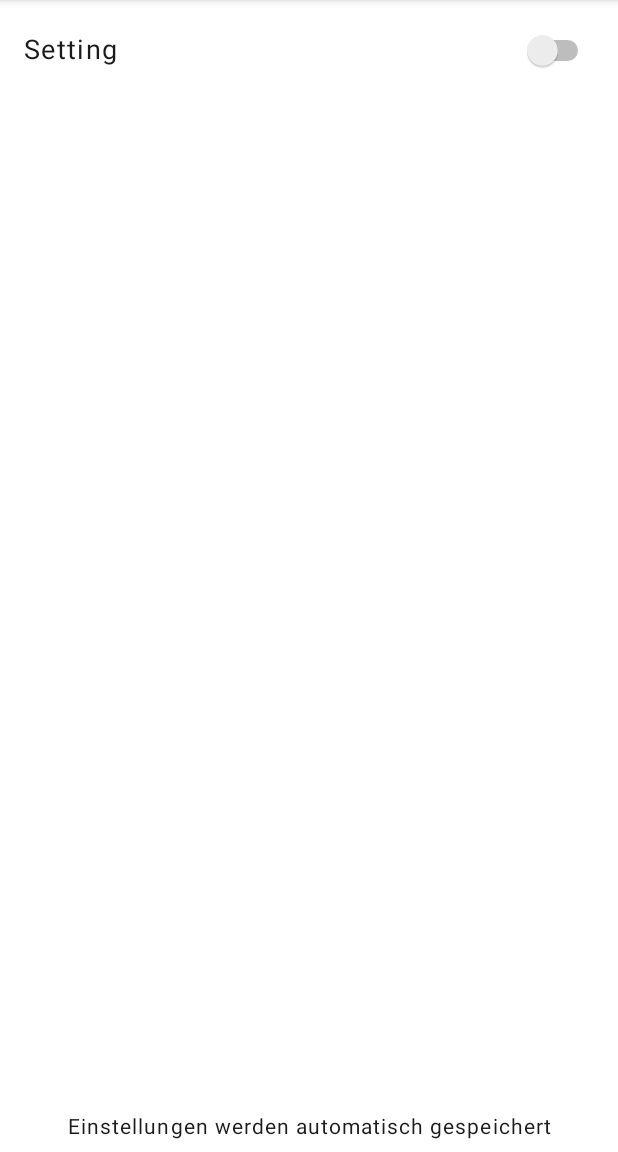
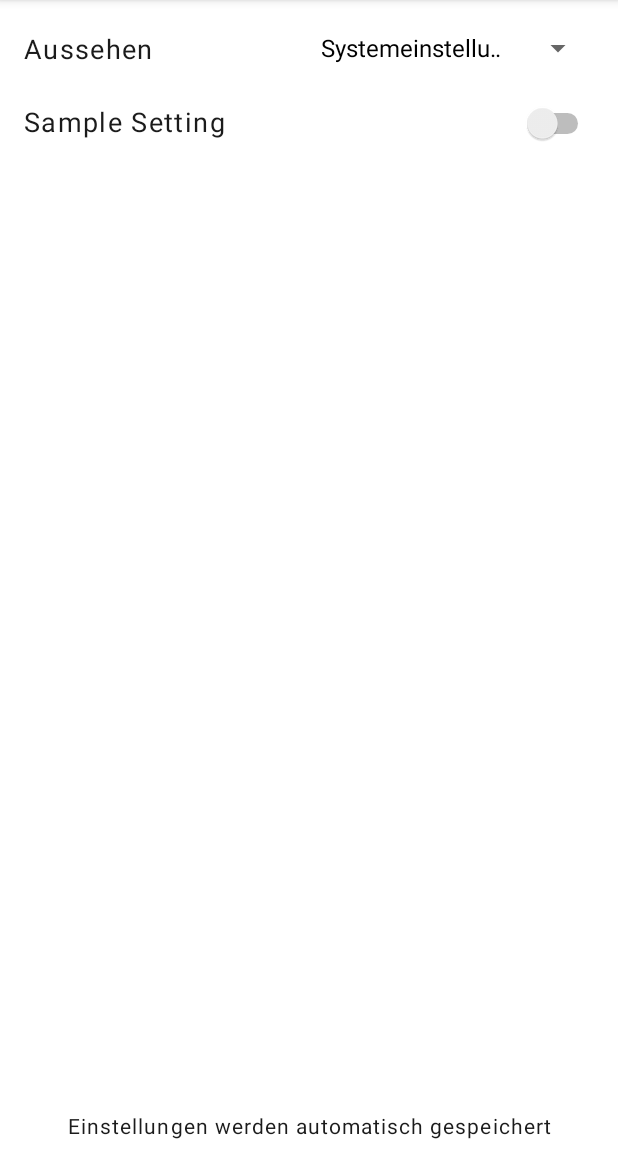
Before and after one commit to GalaxJann/AndroidCoronaOverview, an Android app: the screen it shows after launch (SettingsActivity), in the options menu, after a tap on "Einstellungen", on a phone screen of 412 x 824 dp, the part 84-1236 px from its top. Run offline under Robolectric (Android 15) with nearby library versions, the phone set to English and light mode, and no system bars.

```diff
--- a/CoronaOverview/app/src/main/AndroidManifest.xml
+++ b/CoronaOverview/app/src/main/AndroidManifest.xml
@@ -12,7 +12,7 @@
         android:supportsRtl="true"
         android:theme="@style/Theme.CoronaOverview">
         <activity android:name=".SettingsActivity"></activity>
-        <activity android:name=".MainActivity">
+        <activity android:name=".MainActivity" android:screenOrientation="portrait">
             <intent-filter>
                 <action android:name="android.intent.action.MAIN" />
 
--- a/CoronaOverview/app/src/main/java/com/jan/coronaoverview/MainActivity.java
+++ b/CoronaOverview/app/src/main/java/com/jan/coronaoverview/MainActivity.java
@@ -2,6 +2,7 @@ package com.jan.coronaoverview;
 
 import androidx.annotation.NonNull;
 import androidx.appcompat.app.AppCompatActivity;
+import androidx.appcompat.app.AppCompatDelegate;
 import androidx.fragment.app.Fragment;
 import androidx.fragment.app.FragmentTransaction;
 
@@ -9,30 +10,41 @@ import android.animation.ArgbEvaluator;
 import android.animation.ObjectAnimator;
 import android.animation.ValueAnimator;
 import android.content.Intent;
+import android.content.SharedPreferences;
 import android.graphics.drawable.ColorDrawable;
 import android.graphics.drawable.TransitionDrawable;
 import android.os.Bundle;
 import android.view.Menu;
 import android.view.MenuItem;
-import android.view.View;
 
 import com.google.android.material.bottomnavigation.BottomNavigationView;
 
 public class MainActivity extends AppCompatActivity {
 
-    private View mainView;
     private BottomNavigationView bottomNavigationView;
 
     private int colorActionBar;
     private int colorBottom;
+    private SharedPreferences spref;
 
     @Override
     protected void onCreate(Bundle savedInstanceState) {
         super.onCreate(savedInstanceState);
         setContentView(R.layout.activity_main);
 
-        this.mainView = this.findViewById(R.id.constraintLayout);
         bottomNavigationView = (BottomNavigationView)findViewById(R.id.bottomNavigationView);
+        spref = getSharedPreferences("values", 0);
+
+        //First Run Configuration
+        if(!spref.getBoolean("firstrun", false)) {
+            SharedPreferences.Editor editor = spref.edit();
+            editor.putInt("DarkMode", AppCompatDelegate.MODE_NIGHT_FOLLOW_SYSTEM);
+            editor.putBoolean("firstrun", true);
+            editor.commit();
+        }
+
+        //Set Dark-Mode Setting
+        AppCompatDelegate.setDefaultNightMode(spref.getInt("DarkMode", AppCompatDelegate.MODE_NIGHT_FOLLOW_SYSTEM));
 
         //Start on first entry
         getSupportFragmentManager().beginTransaction().replace(R.id.frameLayout, new RLPFragment()).commit();
@@ -160,6 +172,7 @@ public class MainActivity extends AppCompatActivity {
         if(id == R.id.itemSettings) {
             Intent intent = new Intent(MainActivity.this, SettingsActivity.class);
             startActivity(intent);
+            finish();
         }
         return super.onOptionsItemSelected(item);
     }
--- a/CoronaOverview/app/src/main/java/com/jan/coronaoverview/MykFragment.java
+++ b/CoronaOverview/app/src/main/java/com/jan/coronaoverview/MykFragment.java
@@ -41,7 +41,6 @@ public class MykFragment extends Fragment {
     private MaterialTextView per100k;
     private MaterialTextView textTimestamp;
 
-    // TODO: Rename parameter arguments, choose names that match
     // the fragment initialization parameters, e.g. ARG_ITEM_NUMBER
     private static final String ARG_PARAM1 = "param1";
     private static final String ARG_PARAM2 = "param2";
@@ -58,7 +57,6 @@ public class MykFragment extends Fragment {
      * @param param2 Parameter 2.
      * @return A new instance of fragment MykFragment.
      */
-    // TODO: Rename and change types and number of parameters
     public static MykFragment newInstance(String param1, String param2) {
         MykFragment fragment = new MykFragment();
         Bundle args = new Bundle();
--- a/CoronaOverview/app/src/main/java/com/jan/coronaoverview/RLPFragment.java
+++ b/CoronaOverview/app/src/main/java/com/jan/coronaoverview/RLPFragment.java
@@ -61,7 +61,6 @@ public class RLPFragment extends Fragment {
      * @param param2 Parameter 2.
      * @return A new instance of fragment RLPFragment.
      */
-    // TODO: Rename and change types and number of parameters
     public static RLPFragment newInstance(String param1, String param2) {
         RLPFragment fragment = new RLPFragment();
         Bundle args = new Bundle();
--- a/CoronaOverview/app/src/main/java/com/jan/coronaoverview/SettingsActivity.java
+++ b/CoronaOverview/app/src/main/java/com/jan/coronaoverview/SettingsActivity.java
@@ -2,27 +2,78 @@ package com.jan.coronaoverview;
 
 import androidx.annotation.RequiresApi;
 import androidx.appcompat.app.AppCompatActivity;
+import androidx.appcompat.app.AppCompatDelegate;
 import androidx.core.content.ContextCompat;
 
 import android.annotation.SuppressLint;
-import android.content.res.TypedArray;
-import android.graphics.Color;
+import android.content.Intent;
+import android.content.SharedPreferences;
 import android.graphics.drawable.ColorDrawable;
 import android.os.Build;
 import android.os.Bundle;
 import android.util.TypedValue;
-import android.widget.Toast;
+import android.view.View;
+import android.widget.AdapterView;
+import android.widget.ArrayAdapter;
+import android.widget.Spinner;
 
-import com.google.android.material.color.MaterialColors;
+import java.util.Set;
 
 public class SettingsActivity extends AppCompatActivity {
 
-    @RequiresApi(api = Build.VERSION_CODES.Q)
+    private Spinner spinnerDarkMode;
+    private SharedPreferences spref;
+    private int spinnerCounter = 0;
+
     @SuppressLint("ResourceType")
     @Override
     protected void onCreate(Bundle savedInstanceState) {
         super.onCreate(savedInstanceState);
         setContentView(R.layout.activity_settings);
+        //Variable definition
+        spinnerDarkMode = findViewById(R.id.spinnerDarkMode);
+        spref = getSharedPreferences("values", 0);
+
+        String[] arraySpinner = new String[] {"Systemeinstellung", "Dunkel", "Hell"};
+        ArrayAdapter<String> arrayAdapter = new ArrayAdapter<String>(this, android.R.layout.simple_spinner_dropdown_item, arraySpinner);
+        spinnerDarkMode.setAdapter(arrayAdapter);
+        if(spref.getInt("DarkMode", AppCompatDelegate.MODE_NIGHT_FOLLOW_SYSTEM) == AppCompatDelegate.MODE_NIGHT_YES) {
+            spinnerDarkMode.setSelection(1);
+        } else if(spref.getInt("DarkMode", AppCompatDelegate.MODE_NIGHT_FOLLOW_SYSTEM) == AppCompatDelegate.MODE_NIGHT_NO) {
+            spinnerDarkMode.setSelection(2);
+        }
+
+        spinnerDarkMode.setOnItemSelectedListener(new AdapterView.OnItemSelectedListener() {
+            @Override
+            public void onItemSelected(AdapterView<?> parent, View view, int position, long id) {
+                //Prevent initial selection event on Activity start
+                if(spinnerCounter == 0) {
+                    spinnerCounter++;
+                    return;
+                }
+                SharedPreferences.Editor editor = spref.edit();
+                int mode = 0;
+                if(id == 0) {
+                    mode = AppCompatDelegate.MODE_NIGHT_FOLLOW_SYSTEM;
+                } else if(id == 1) {
+                    mode = AppCompatDelegate.MODE_NIGHT_YES;
+                } else if(id == 2) {
+                    mode = AppCompatDelegate.MODE_NIGHT_NO;
+                }
+
+                editor.putInt("DarkMode", mode);
+                editor.apply();
+                Intent intent = new Intent(SettingsActivity.this, MainActivity.class);
+                startActivity(intent);
+                finish();
+            }
+
+            @Override
+            public void onNothingSelected(AdapterView<?> parent) {
+
+            }
+        });
+
         //Get Attribute values
         TypedValue statusBarSettings = new TypedValue();
         TypedValue actionBarSettings = new TypedValue();
@@ -34,4 +85,11 @@ public class SettingsActivity extends AppCompatActivity {
         getSupportActionBar().setBackgroundDrawable(new ColorDrawable(actionBarColor));
         getWindow().setStatusBarColor(statusBarColor);
     }
+
+    @Override
+    public void onBackPressed() {
+        Intent intent = new Intent(SettingsActivity.this, MainActivity.class);
+        startActivity(intent);
+        super.onBackPressed();
+    }
 }
--- a/CoronaOverview/app/src/main/res/layout/activity_settings.xml
+++ b/CoronaOverview/app/src/main/res/layout/activity_settings.xml
@@ -21,6 +21,7 @@
         app:layout_constraintStart_toStartOf="parent" />
 
     <LinearLayout
+        android:id="@+id/linearAppearance"
         android:layout_width="match_parent"
         android:layout_height="wrap_content"
         android:layout_marginTop="8dp"
@@ -44,7 +45,56 @@
                 android:layout_weight="1"
                 android:gravity="left"
                 android:letterSpacing="0.05"
-                android:text="Setting"
+                android:text="Aussehen"
+                android:textColor="?attr/sTextColor"
+                android:textSize="18sp"
+                app:layout_constraintBottom_toBottomOf="parent"
+                app:layout_constraintEnd_toEndOf="parent"
+                app:layout_constraintStart_toStartOf="parent" />
+        </LinearLayout>
+
+        <LinearLayout
+            android:layout_width="match_parent"
+            android:layout_height="match_parent"
+            android:layout_marginTop="-12dp"
+            android:layout_marginRight="16dp"
+            android:layout_marginBottom="-12dp"
+            android:layout_weight="1"
+            android:orientation="horizontal">
+
+            <Spinner
+                android:id="@+id/spinnerDarkMode"
+                android:layout_width="match_parent"
+                android:layout_height="wrap_content"
+                android:layout_weight="1" />
+        </LinearLayout>
+    </LinearLayout>
+
+    <LinearLayout
+        android:id="@+id/linearSample"
+        android:layout_width="match_parent"
+        android:layout_height="wrap_content"
+        android:orientation="horizontal"
+        android:paddingTop="12dp"
+        android:paddingBottom="12dp"
+        app:layout_constraintEnd_toEndOf="parent"
+        app:layout_constraintStart_toStartOf="parent"
+        app:layout_constraintTop_toBottomOf="@+id/linearAppearance">
+
+        <LinearLayout
+            android:layout_width="match_parent"
+            android:layout_height="match_parent"
+            android:layout_marginLeft="16dp"
+            android:layout_weight="1"
+            android:orientation="horizontal">
+
+            <com.google.android.material.textview.MaterialTextView
+                android:layout_width="match_parent"
+                android:layout_height="wrap_content"
+                android:layout_weight="1"
+                android:gravity="left"
+                android:letterSpacing="0.05"
+                android:text="Sample Setting"
                 android:textColor="?attr/sTextColor"
                 android:textSize="18sp"
                 app:layout_constraintBottom_toBottomOf="parent"
```
